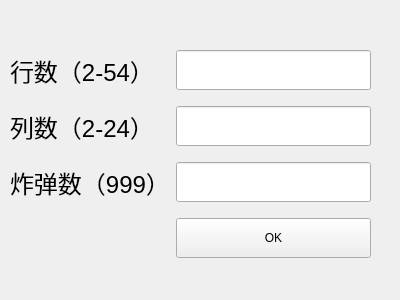
Before: the Qt Designer form coo-file-2/customize_window.ui in littlemou/WINMINE, drawn with Qt 5.
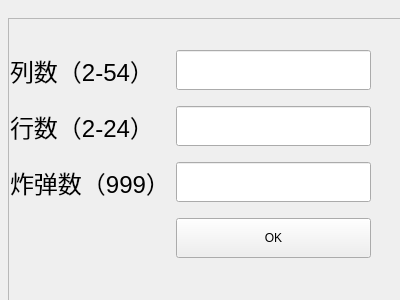
After: the same form once the commit is applied. Icons and pictures are not drawn.

The edit to the form file:
```diff
--- a/coo-file-2/customize_window.ui
+++ b/coo-file-2/customize_window.ui
@@ -32,7 +32,7 @@
        </font>
       </property>
       <property name="text">
-       <string>列数（2-24）</string>
+       <string>行数（2-24）</string>
       </property>
      </widget>
     </item>
@@ -50,7 +50,7 @@
      </widget>
     </item>
     <item row="1" column="1">
-     <widget class="QLineEdit" name="lineEdit2">
+     <widget class="QLineEdit" name="lineEdit1">
       <property name="minimumSize">
        <size>
         <width>93</width>
@@ -74,7 +74,7 @@
        </font>
       </property>
       <property name="text">
-       <string>行数（2-54）</string>
+       <string>列数（2-54）</string>
       </property>
      </widget>
     </item>
@@ -102,7 +102,7 @@
      </widget>
     </item>
     <item row="0" column="1">
-     <widget class="QLineEdit" name="lineEdit1">
+     <widget class="QLineEdit" name="lineEdit2">
       <property name="minimumSize">
        <size>
         <width>0</width>
@@ -113,6 +113,27 @@
     </item>
    </layout>
   </widget>
+  <widget class="QFrame" name="frame">
+   <property name="geometry">
+    <rect>
+     <x>8</x>
+     <y>18</y>
+     <width>401</width>
+     <height>301</height>
+    </rect>
+   </property>
+   <property name="styleSheet">
+    <string notr="true">background-image: url(:/new/prefix1/images/back3.jpg);</string>
+   </property>
+   <property name="frameShape">
+    <enum>QFrame::StyledPanel</enum>
+   </property>
+   <property name="frameShadow">
+    <enum>QFrame::Raised</enum>
+   </property>
+  </widget>
+  <zorder>frame</zorder>
+  <zorder>layoutWidget</zorder>
  </widget>
  <resources/>
  <connections/>
```
